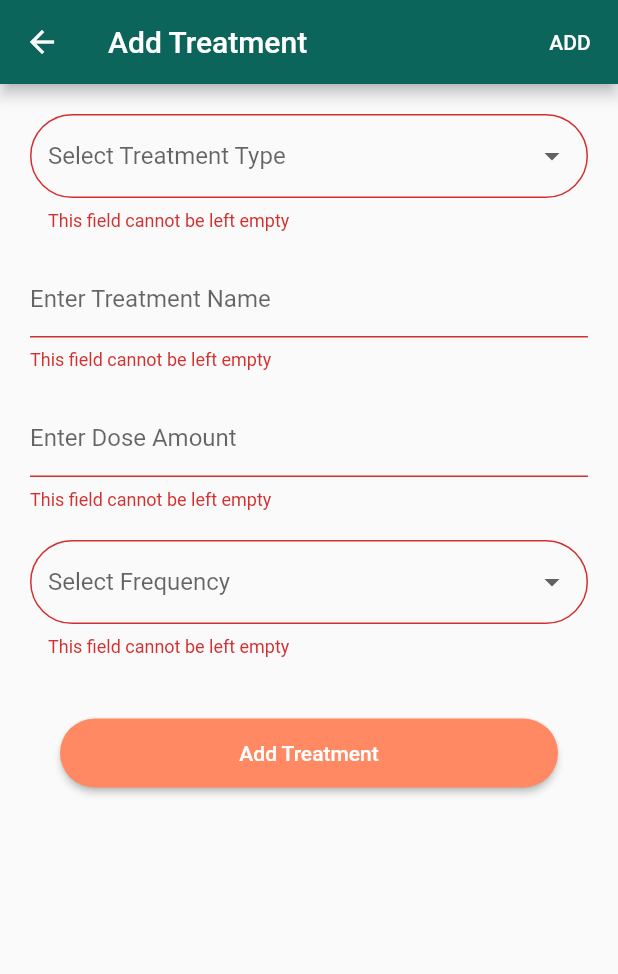
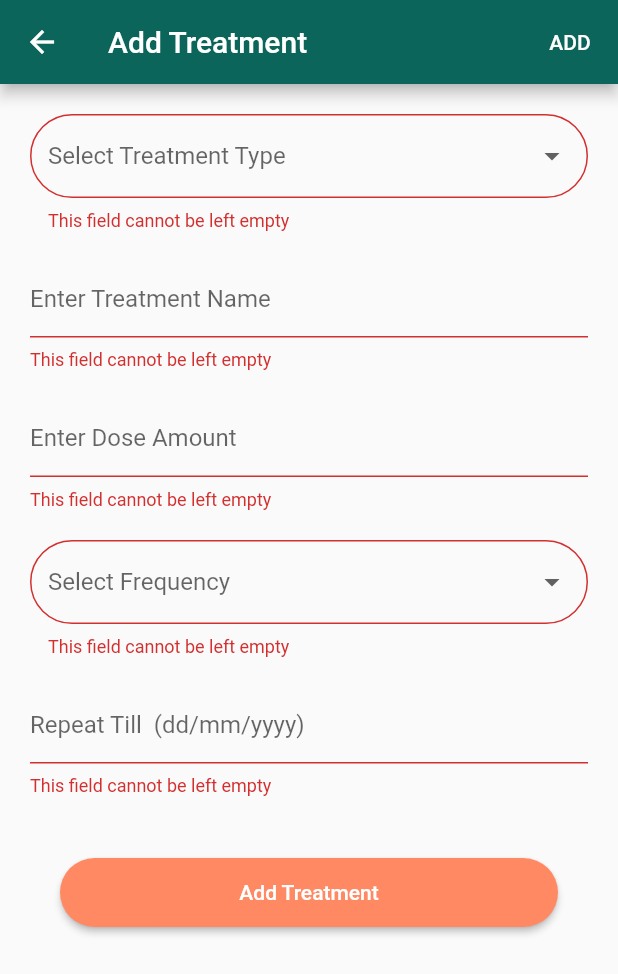
Before and after one commit to gibsonjackson/adherence_doc, a Flutter app: the AddTreatmentPage screen opened directly with empty values, after a tap on "ADD", on a phone screen of 412 x 824 dp. Shown: the top 974 px of the screen. Run offline on Flutter 3.47's test engine with Material 2 defaults, Android fonts, the phone set to English and light mode, and no system bars; our stand-ins replace cloud_firestore, weekday_selector; accounts and stored records are empty.

```diff
--- a/lib/src/common/ui/my_form_field.dart
+++ b/lib/src/common/ui/my_form_field.dart
@@ -1,5 +1,6 @@
 import 'package:adherence_doc/src/utils/res/res.dart';
 import 'package:flutter/material.dart';
+import 'package:intl/intl.dart';
 
 class MyFormField extends StatelessWidget {
   final String title;
@@ -7,20 +8,38 @@ class MyFormField extends StatelessWidget {
   final bool isNullable;
   final bool isEmail;
   final bool isPhone;
+  final bool isDate;
 
-  const MyFormField(
-      {Key key,
-      @required this.title,
-      @required this.controller,
-      this.isNullable = false,
-      this.isEmail = false,
-      this.isPhone = false})
-      : super(key: key);
+  const MyFormField({
+    Key key,
+    @required this.title,
+    @required this.controller,
+    this.isNullable = false,
+    this.isEmail = false,
+    this.isPhone = false,
+    this.isDate = false,
+  }) : super(key: key);
   @override
   Widget build(BuildContext context) {
     return Padding(
       padding: const EdgeInsets.only(bottom: 20),
       child: TextFormField(
+        onTap: () async {
+          if (isDate) {
+            await showDatePicker(
+              context: context,
+              initialDate: DateTime.now(),
+              firstDate: DateTime(2000),
+              lastDate: DateTime(2100),
+            ).then((value) {
+              if (value != null) {
+                controller.text = DateFormat("dd/MM/yyyy").format(value);
+                FocusScope.of(context).unfocus();
+              }
+            });
+          }
+        },
+        readOnly: isDate,
         controller: controller,
         textCapitalization:
             isEmail ? TextCapitalization.none : TextCapitalization.words,
@@ -34,6 +53,12 @@ class MyFormField extends StatelessWidget {
             ),
           ),
           enabledBorder: OutlineInputBorder(
+            borderRadius: BorderRadius.circular(100.0),
+            borderSide: BorderSide(
+              color: grey,
+            ),
+          ),
+          disabledBorder: OutlineInputBorder(
             borderRadius: BorderRadius.circular(100.0),
             borderSide: BorderSide(
               color: grey,
--- a/lib/src/features/home/data/models/trewatment_model.dart
+++ b/lib/src/features/home/data/models/trewatment_model.dart
@@ -15,16 +15,20 @@ class TreatmentModel {
   String _treatmentName;
   String _doseAmount;
   String _frequency;
+  String _repeatTill;
 
-  TreatmentModel(
-      {@required String treatmentType,
-      @required String treatmentName,
-      @required String doseAmount,
-      @required String frequency}) {
+  TreatmentModel({
+    @required String treatmentType,
+    @required String treatmentName,
+    @required String doseAmount,
+    @required String frequency,
+    String repeatTill,
+  }) {
     this._treatmentType = treatmentType;
     this._treatmentName = treatmentName;
     this._doseAmount = doseAmount;
     this._frequency = frequency;
+    this._repeatTill = repeatTill;
   }
 
   String get treatmentType => _treatmentType;
@@ -35,12 +39,15 @@ class TreatmentModel {
   set doseAmount(String doseAmount) => _doseAmount = doseAmount;
   String get frequency => _frequency;
   set frequency(String frequency) => _frequency = frequency;
+  String get repeatTill => _repeatTill;
+  set repeatTill(String repeatTill) => _repeatTill = repeatTill;
 
   TreatmentModel.fromJson(Map<dynamic, dynamic> json) {
     _treatmentType = json['treatmentType'];
     _treatmentName = json['treatmentName'];
     _doseAmount = json['doseAmount'];
     _frequency = json['frequency'];
+    _repeatTill = json['repeatTill'];
   }
 
   Map<String, dynamic> toJson() {
@@ -49,6 +56,8 @@ class TreatmentModel {
     data['treatmentName'] = this._treatmentName;
     data['doseAmount'] = this._doseAmount;
     data['frequency'] = this._frequency;
+    data["repeatTill"] = this._repeatTill;
+
     return data;
   }
 
--- a/lib/src/features/home/presentation/pages/indi_pages.dart/add_treatment.dart
+++ b/lib/src/features/home/presentation/pages/indi_pages.dart/add_treatment.dart
@@ -39,7 +39,8 @@ class _AddTreatmentPageState extends State<AddTreatmentPage> {
   ];
 
   TextEditingController _nameController = TextEditingController(),
-      _doseController = TextEditingController();
+      _doseController = TextEditingController(),
+      _repeatTillController = TextEditingController();
 
   @override
   Widget build(BuildContext context) {
@@ -51,6 +52,7 @@ class _AddTreatmentPageState extends State<AddTreatmentPage> {
           treatmentName: _nameController.text,
           doseAmount: _doseController.text,
           frequency: _frequencySeletced,
+          repeatTill: _repeatTillController.text,
         );
         setState(() {
           isLoading = true;
@@ -108,6 +110,11 @@ class _AddTreatmentPageState extends State<AddTreatmentPage> {
                   controller: _doseController,
                 ),
                 _dropdownSelector("Frequency", _frequencyList),
+                MyFormField(
+                  title: "Repeat Till  (dd/mm/yyyy)",
+                  isDate: true,
+                  controller: _repeatTillController,
+                ),
                 MyButton(
                   foo: addTreatment,
                   title: "Add Treatment",
--- a/lib/src/features/home/presentation/pages/indi_pages.dart/patients_page.dart
+++ b/lib/src/features/home/presentation/pages/indi_pages.dart/patients_page.dart
@@ -96,7 +96,10 @@ class PatientPage extends StatelessWidget {
         shrinkWrap: true,
         children: patientModel.treatments
             .map(
-              (e) => TreatmentCard(treatmentModel: e),
+              (e) => TreatmentCard(
+                treatmentModel: e,
+                patientEmail: patientModel.email,
+              ),
             )
             .toList(),
       );
--- a/pubspec.yaml
+++ b/pubspec.yaml
@@ -3,7 +3,7 @@ description: A new Flutter project.
 
 # The following line prevents the package from being accidentally published to
 # pub.dev using `pub publish`. This is preferred for private packages.
-publish_to: 'none' # Remove this line if you wish to publish to pub.dev
+publish_to: "none" # Remove this line if you wish to publish to pub.dev
 
 # The following defines the version and build number for your application.
 # A version number is three numbers separated by dots, like 1.2.43
@@ -26,7 +26,7 @@ dependencies:
   flutter_boom_menu: ^1.0.2
   weekday_selector: ^1.0.0
   cloud_firestore: ^0.11.0+2
-
+  intl: ^0.17.0
 
   # The following adds the Cupertino Icons font to your application.
   # Use with the CupertinoIcons class for iOS style icons.
@@ -41,7 +41,6 @@ dev_dependencies:
 
 # The following section is specific to Flutter.
 flutter:
-
   # The following line ensures that the Material Icons font is
   # included with your application, so that you can use the icons in
   # the material Icons class.
```
Also changed, not shown: lib/src/features/home/data/datasources/firebase_home_provider.dart (+25 -1 lines), lib/src/features/home/presentation/widgets/cards/treatment_card.dart (+54 -2 lines).
